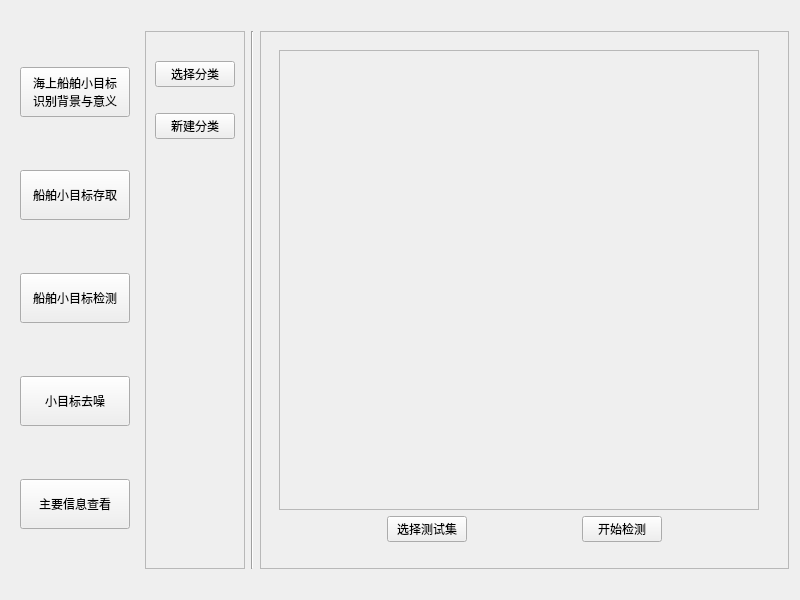
Minevitably/Boat, file Form.ui: the form before one commit.
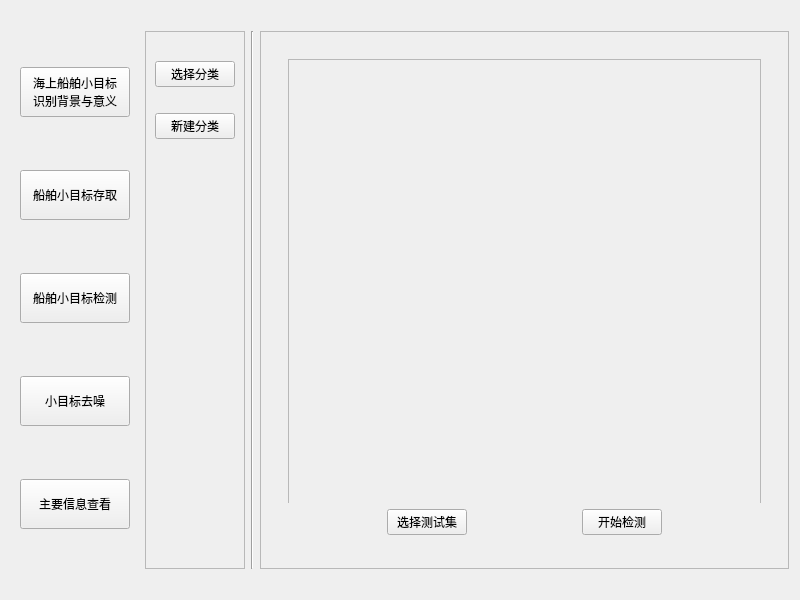
The form after the commit. The open tabs and pages were chosen to show the change. Icons and pictures are not drawn.

Diff of the .ui file:
```diff
--- a/Form.ui
+++ b/Form.ui
@@ -1551,6 +1551,15 @@
             <widget class="QWidget" name="widget_9" native="true">
              <layout class="QVBoxLayout" name="verticalLayout_27">
               <item>
+               <widget class="QWidget" name="detectMGridWidget" native="true">
+                <property name="minimumSize">
+                 <size>
+                  <width>0</width>
+                  <height>450</height>
+                 </size>
+                </property>
+                <layout class="QVBoxLayout" name="verticalLayout_33">
+                 <item>
                <widget class="QScrollArea" name="scrollArea_2">
                 <property name="sizePolicy">
                  <sizepolicy hsizetype="Fixed" vsizetype="Fixed">
@@ -1581,8 +1590,8 @@
                   <rect>
                    <x>0</x>
                    <y>0</y>
-                   <width>478</width>
-                   <height>458</height>
+                      <width>438</width>
+                      <height>438</height>
                   </rect>
                  </property>
                  <property name="layoutDirection">
@@ -1947,6 +1956,9 @@
                   </item>
                  </layout>
                 </widget>
+                  </widget>
+                 </item>
+                </layout>
                </widget>
               </item>
               <item>
```
Left out of the diff: 274 changed lines with no effect on the pictures. Lines whose indentation alone changed are shown as unchanged.
